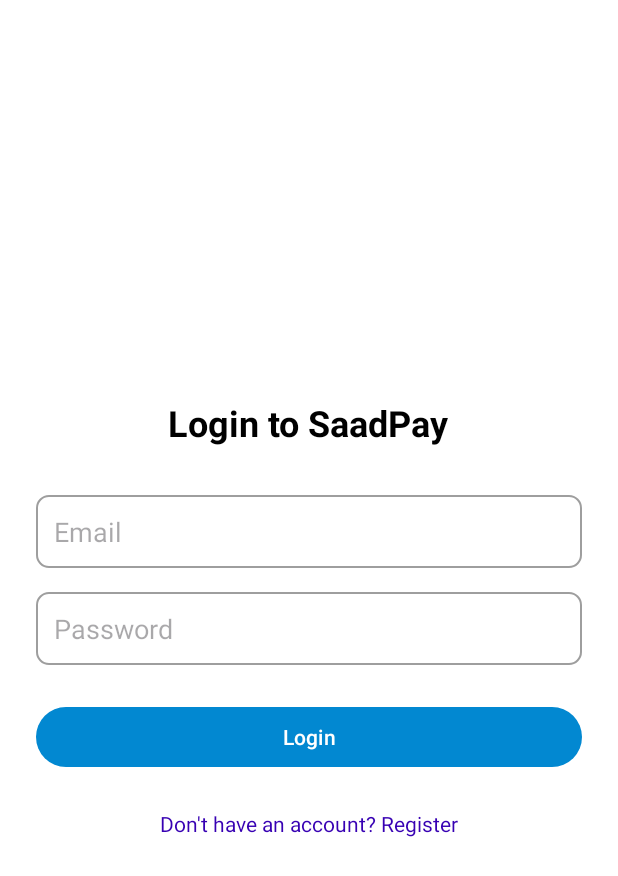
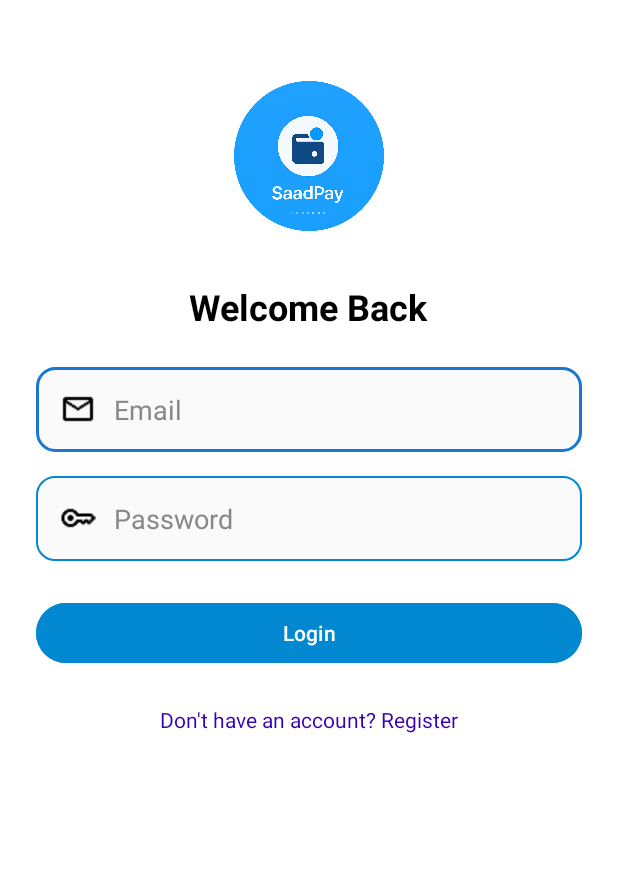
Before and after one commit to chsaad-dev/SaadPay, an Android app: the screen it shows after launch (LoginActivity), on a phone screen of 412 x 824 dp. Shown: the top 876 px of the screen. Run offline under Robolectric (Android 15) with nearby library versions, the phone set to English and light mode, and no system bars; our stand-ins replace Firebase (no records; nobody signed in at launch, a user with empty details on screens opened directly).

Commit message:
Brand New Look of Login Page Completely Enhanced

```diff
--- a/app/src/main/res/layout/activity_login.xml
+++ b/app/src/main/res/layout/activity_login.xml
@@ -1,55 +1,87 @@
 <?xml version="1.0" encoding="utf-8"?>
-<LinearLayout xmlns:android="http://schemas.android.com/apk/res/android"
+<ScrollView xmlns:android="http://schemas.android.com/apk/res/android"
     android:id="@+id/loginRoot"
     android:layout_width="match_parent"
     android:layout_height="match_parent"
-    android:orientation="vertical"
-    android:gravity="center"
     android:padding="24dp"
     android:background="@color/white">
 
+    <LinearLayout
+        android:layout_width="match_parent"
+        android:layout_height="wrap_content"
+        android:orientation="vertical"
+        android:gravity="center_horizontal">
+
+        <!-- Logo -->
+        <ImageView
+            android:id="@+id/logoImageView"
+            android:layout_width="100dp"
+            android:layout_height="100dp"
+            android:layout_marginTop="30dp"
+            android:src="@drawable/ic_logo_registration"
+            android:layout_marginBottom="16dp"
+            android:contentDescription="Logo" />
+
+        <!-- Title -->
         <TextView
-        android:text="Login to SaadPay"
+            android:text="Welcome Back"
             android:textSize="24sp"
             android:textStyle="bold"
             android:textColor="@color/black"
-        android:layout_marginBottom="32dp"
+            android:layout_marginTop="18dp"
+            android:layout_marginBottom="24dp"
             android:layout_width="wrap_content"
             android:layout_height="wrap_content" />
 
+        <!-- Email -->
         <EditText
             android:id="@+id/emailEditText"
             android:hint="Email"
             android:inputType="textEmailAddress"
+            android:drawableStart="@drawable/ic_email"
+            android:drawablePadding="12dp"
+            android:background="@drawable/bg_input_rounded"
+            android:padding="16dp"
+            android:textColor="@color/black"
+            android:textColorHint="#888888"
+            android:layout_marginBottom="16dp"
             android:layout_width="match_parent"
-        android:layout_height="wrap_content"
-        android:padding="12dp"
-        android:background="@drawable/edittext_background" />
+            android:layout_height="wrap_content" />
 
+        <!-- Password -->
         <EditText
             android:id="@+id/passwordEditText"
             android:hint="Password"
             android:inputType="textPassword"
-        android:layout_marginTop="16dp"
+            android:drawableStart="@drawable/ic_lock"
+            android:drawablePadding="12dp"
+            android:background="@drawable/bg_input_rounded"
+            android:padding="16dp"
+            android:textColor="@color/black"
+            android:textColorHint="#888888"
+            android:layout_marginBottom="24dp"
             android:layout_width="match_parent"
-        android:layout_height="wrap_content"
-        android:padding="12dp"
-        android:background="@drawable/edittext_background" />
+            android:layout_height="wrap_content" />
 
+        <!-- Login Button -->
         <Button
             android:id="@+id/loginButton"
             android:text="Login"
-        android:layout_marginTop="24dp"
+            android:textAllCaps="false"
+            android:backgroundTint="@color/primaryColor"
+            android:textColor="@android:color/white"
+            android:elevation="6dp"
             android:layout_width="match_parent"
-        android:layout_height="wrap_content" />
+            android:layout_height="wrap_content"
+            android:layout_marginBottom="24dp" />
 
+        <!-- Register Redirect -->
         <TextView
             android:id="@+id/registerTextView"
             android:text="Don't have an account? Register"
             android:textColor="@color/purple_700"
             android:textSize="14sp"
-        android:layout_marginTop="24dp"
             android:layout_width="wrap_content"
             android:layout_height="wrap_content" />
-
     </LinearLayout>
+</ScrollView>
```
Lines whose indentation alone changed are shown as unchanged.
